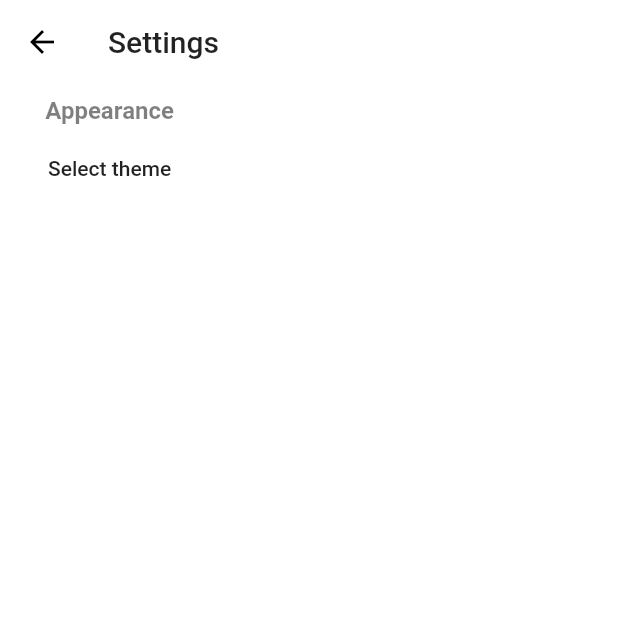
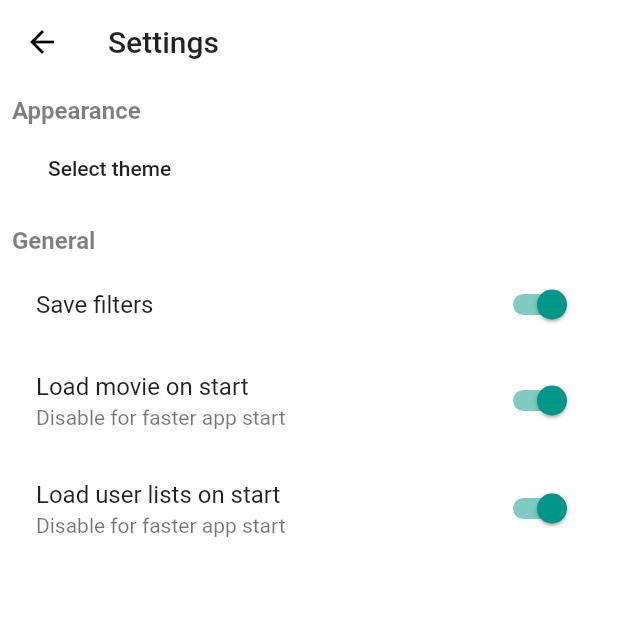
Before and after one commit to mrcoalp/mext, a Flutter app: the screen it shows after launch, in the side drawer, after a tap on "Settings", on a phone screen of 412 x 824 dp, the top half of it. Run offline on Flutter 3.47's test engine with Material 2 defaults, Android fonts, the phone set to English and light mode, and no system bars; our stand-ins replace flushbar, font_awesome_flutter, image_picker, share, shared_preferences; accounts and stored records are empty; generated files the repository leaves out were written again; network calls fail.

Commit message:
added settings and changed images border

```diff
--- a/lib/ui/app.dart
+++ b/lib/ui/app.dart
@@ -136,7 +136,7 @@ class TrailerThumbnail extends StatelessWidget {
                 ),
               ),
               decoration: BoxDecoration(
-                  borderRadius: BorderRadius.circular(4),
+                  borderRadius: BorderRadius.circular(10),
                   image: DecorationImage(
                     image: NetworkImage(
                         'https://img.youtube.com/vi/$videoID/0.jpg'),
@@ -172,7 +172,7 @@ class MoviePoster extends StatelessWidget {
               child: Container(
                 width: MediaQuery.of(context).size.width / 3,
                 decoration: BoxDecoration(
-                  borderRadius: BorderRadius.circular(4),
+                  borderRadius: BorderRadius.circular(10),
                   image: DecorationImage(
                     image: NetworkImage('$sTMDBimgPath${movie.poster_path}'),
                     fit: BoxFit.cover,
@@ -207,7 +207,7 @@ class MoviePosterNoAnimation extends StatelessWidget {
             child: Container(
               width: MediaQuery.of(context).size.width / 3,
               decoration: BoxDecoration(
-                borderRadius: BorderRadius.circular(4),
+                borderRadius: BorderRadius.circular(10),
                 image: DecorationImage(
                   image: NetworkImage('$sTMDBimgPath${movie.poster_path}'),
                   fit: BoxFit.cover,
--- a/lib/ui/settings/settings_screen.dart
+++ b/lib/ui/settings/settings_screen.dart
@@ -48,6 +48,8 @@ class _SettingsScreenState extends State<SettingsScreen> {
         child: Padding(
           padding: const EdgeInsets.all(8.0),
           child: Column(
+            mainAxisAlignment: MainAxisAlignment.start,
+            crossAxisAlignment: CrossAxisAlignment.start,
             children: <Widget>[
               Text(
                 'Appearance',
@@ -66,6 +68,36 @@ class _SettingsScreenState extends State<SettingsScreen> {
                 onPressed: () async {
                   _settingsBloc.setTheme(await _selectTheme(context));
                 },
+              ),
+              SizedBox(height: 15),
+              Text(
+                'General',
+                style: TextStyle(
+                    fontSize: 16,
+                    fontWeight: FontWeight.bold,
+                    color: Theme.of(context)
+                        .textTheme
+                        .body1
+                        .color
+                        .withOpacity(0.5)),
+              ),
+              SizedBox(height: 5),
+              SwitchListTile(
+                title: Text('Save filters'),
+                value: true,
+                onChanged: (value) {},
+              ),
+              SwitchListTile(
+                title: Text('Load movie on start'),
+                subtitle: Text('Disable for faster app start'),
+                value: true,
+                onChanged: (value) {},
+              ),
+              SwitchListTile(
+                title: Text('Load user lists on start'),
+                subtitle: Text('Disable for faster app start'),
+                value: true,
+                onChanged: (value) {},
               )
             ],
           ),
```
Also changed, not shown: pubspec.lock.
